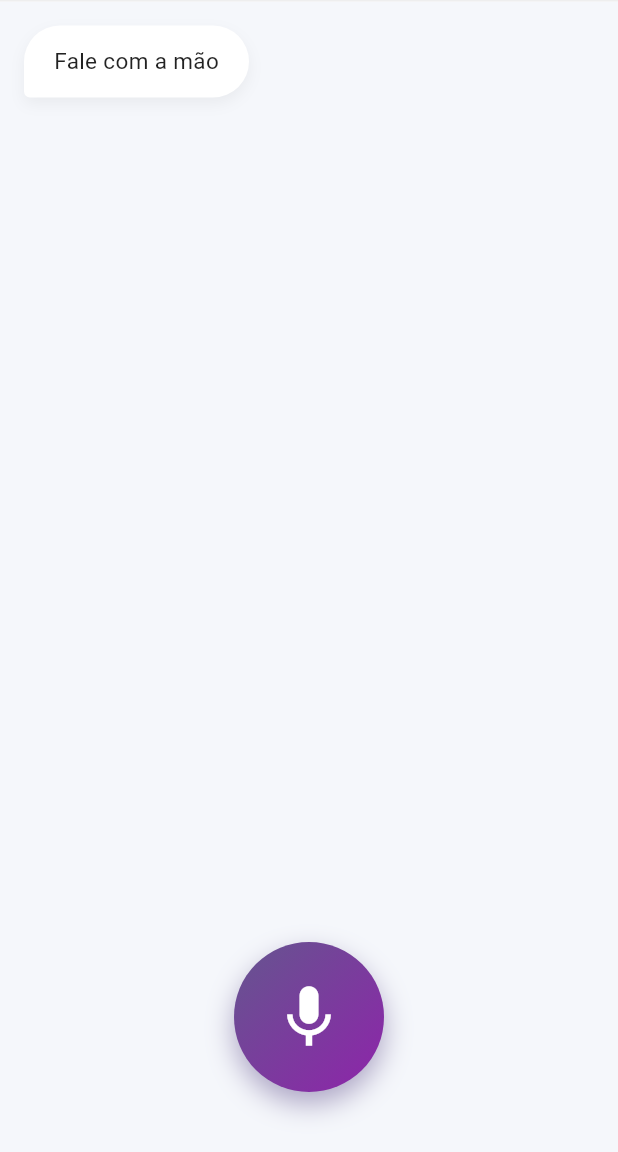
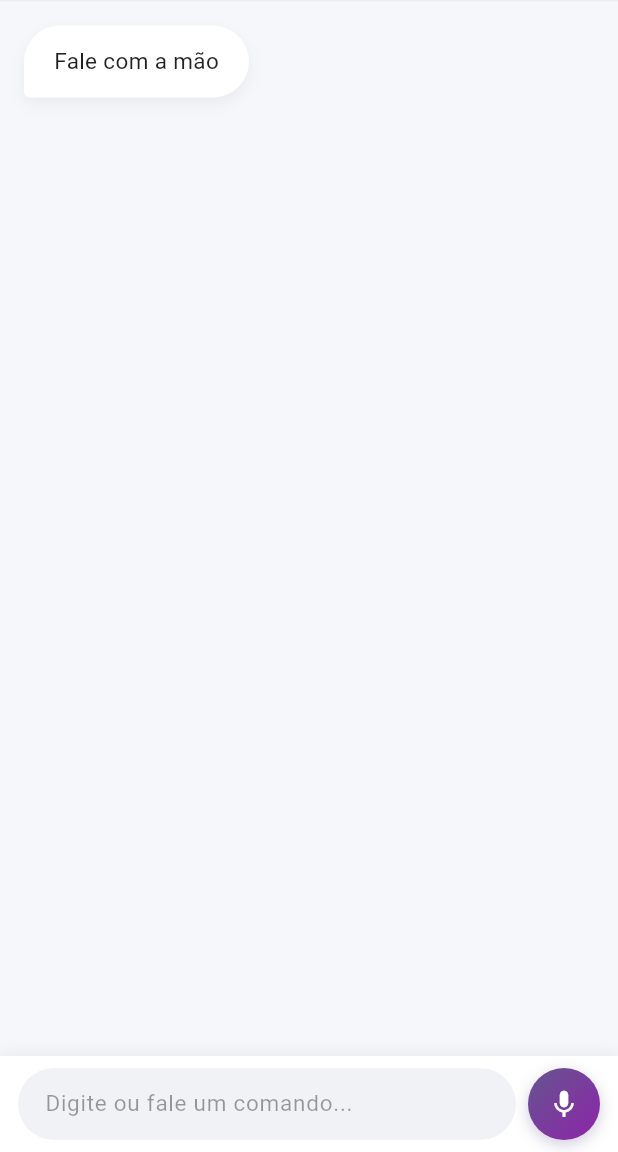
Before and after one commit to gk27min/Mao-Robotica-com-Movimentacao-de-Pulso, a Flutter app: the screen it shows after launch, on a phone screen of 412 x 824 dp, the part 84-1236 px from its top. Run offline on Flutter 3.47's test engine with Material 3 defaults, Android fonts, the phone set to English and light mode, and no system bars; our stand-ins replace speech_to_text.

Commit message:
ajustes prompt e sinais

```diff
--- a/app/lib/main.dart
+++ b/app/lib/main.dart
@@ -54,7 +54,11 @@ class _ChatScreenState extends State<ChatScreen> {
   late stt.SpeechToText _speech;
   bool _isListening = false;
   bool _isProcessing = false;
+  bool _hasText = false;
   String _recognizedText = '';
+
+  final TextEditingController _textController = TextEditingController();
+  final ScrollController _scrollController = ScrollController();
 
   final List<ChatMessage> _messages = [
     ChatMessage(text: 'Fale com a mão', isUser: false),
@@ -64,25 +68,48 @@ class _ChatScreenState extends State<ChatScreen> {
   void initState() {
     super.initState();
     _speech = stt.SpeechToText();
+    _textController.addListener(() {
+      final hasText = _textController.text.trim().isNotEmpty;
+      if (hasText != _hasText) setState(() => _hasText = hasText);
+    });
+  }
+
+  @override
+  void dispose() {
+    _textController.dispose();
+    _scrollController.dispose();
+    super.dispose();
   }
 
   void _processFinalText(String text) {
     if (text.isEmpty) return;
 
-    // 1. Adiciona a mensagem do usuário e a resposta provisória do robô
     setState(() {
       _messages.add(ChatMessage(text: text, isUser: true));
       _messages.add(ChatMessage(
-        text: 'Analisando o áudio...',
+        text: 'Analisando...',
         isUser: false,
         status: 'analyzing',
       ));
-      _recognizedText = ''; // Limpa o buffer de reconhecimento
+      _recognizedText = '';
     });
 
-    // 2. Chama a API passando o índice exato da mensagem do robô que deve ser atualizada
+    _scrollToBottom();
+
     final robotMessageIndex = _messages.length - 1;
     enviarComandoParaServidor(text, robotMessageIndex);
+  }
+
+  void _scrollToBottom() {
+    WidgetsBinding.instance.addPostFrameCallback((_) {
+      if (_scrollController.hasClients) {
+        _scrollController.animateTo(
+          _scrollController.position.maxScrollExtent,
+          duration: const Duration(milliseconds: 300),
+          curve: Curves.easeOut,
+        );
+      }
+    });
   }
 
   void _listen() async {
@@ -129,6 +156,67 @@ class _ChatScreenState extends State<ChatScreen> {
     }
   }
 
+  void _sendTypedText() {
+    if (_isProcessing) return;
+    final text = _textController.text.trim();
+    if (text.isEmpty) return;
+    _textController.clear();
+    _isProcessing = true;
+    _processFinalText(text);
+  }
+
+  Widget _buildActionButton({
+    Key? key,
+    required VoidCallback? onTap,
+    required IconData icon,
+    required bool isListening,
+  }) {
+    final bool disabled = onTap == null;
+    return GestureDetector(
+      key: key,
+      onTap: onTap,
+      child: AnimatedContainer(
+        duration: const Duration(milliseconds: 200),
+        width: 48,
+        height: 48,
+        decoration: BoxDecoration(
+          gradient: disabled
+              ? null
+              : LinearGradient(
+                  colors: isListening
+                      ? [Colors.redAccent, Colors.deepOrange]
+                      : [
+                          Theme.of(context).colorScheme.primary,
+                          const Color(0xFF8E24AA),
+                        ],
+                  begin: Alignment.topLeft,
+                  end: Alignment.bottomRight,
+                ),
+          color: disabled ? Colors.grey[300] : null,
+          shape: BoxShape.circle,
+          boxShadow: disabled
+              ? []
+              : [
+                  BoxShadow(
+                    color: (isListening
+                            ? Colors.redAccent
+                            : Theme.of(context).colorScheme.primary)
+                        .withOpacity(isListening ? 0.5 : 0.3),
+                    blurRadius: isListening ? 16 : 8,
+                    spreadRadius: isListening ? 2 : 0,
+                    offset: const Offset(0, 3),
+                  ),
+                ],
+        ),
+        child: Icon(
+          icon,
+          color: disabled ? Colors.grey[600] : Colors.white,
+          size: 22,
+        ),
+      ),
+    );
+  }
+
   // Endereço IP do servidor Python na rede local.
   static const String _serverUrl = 'http://192.168.18.201:5000/api/comando';
 
@@ -147,18 +235,22 @@ class _ChatScreenState extends State<ChatScreen> {
       if (response.statusCode == 200) {
         final data = jsonDecode(response.body) as Map<String, dynamic>;
         final sucesso = data['sucesso'] as bool;
-        final detalhes = data['detalhes'] as String;
+        final respostaTexto = (data['resposta_texto'] as String?)?.isNotEmpty == true
+            ? data['resposta_texto'] as String
+            : data['detalhes'] as String? ?? 'Comando processado.';
 
         setState(() {
           _messages[messageIndex].text = sucesso
-              ? detalhes
-              : 'Não reconheci. $detalhes';
+              ? respostaTexto
+              : 'Não reconheci o comando. Tente novamente.';
           _messages[messageIndex].status = sucesso ? 'acting' : 'none';
           _isProcessing = false;
         });
+        _scrollToBottom();
       } else {
         setState(() {
-          _messages[messageIndex].text = 'Erro no servidor (${response.statusCode}).';
+          _messages[messageIndex].text =
+              'Erro no servidor (${response.statusCode}). Tente novamente.';
           _messages[messageIndex].status = 'none';
           _isProcessing = false;
         });
@@ -166,7 +258,8 @@ class _ChatScreenState extends State<ChatScreen> {
     } catch (e) {
       if (!mounted) return;
       setState(() {
-        _messages[messageIndex].text = 'Servidor inacessível. Verifique a conexão.';
+        _messages[messageIndex].text =
+            'Não foi possível conectar ao servidor. Verifique se o backend está rodando.';
         _messages[messageIndex].status = 'none';
         _isProcessing = false;
       });
@@ -252,6 +345,7 @@ class _ChatScreenState extends State<ChatScreen> {
         children: [
           Expanded(
             child: ListView.builder(
+              controller: _scrollController,
               padding: const EdgeInsets.all(16),
               itemCount: _messages.length + ((_isListening || _recognizedText.isNotEmpty) ? 1 : 0),
               itemBuilder: (context, index) {
@@ -280,43 +374,67 @@ class _ChatScreenState extends State<ChatScreen> {
               },
             ),
           ),
-          Padding(
-            padding: const EdgeInsets.only(bottom: 40.0, top: 20.0),
-            child: Center(
-              child: GestureDetector(
-                onTap: _listen,
-                child: AnimatedContainer(
-                  duration: const Duration(milliseconds: 300),
-                  width: _isListening ? 110 : 100,
-                  height: _isListening ? 110 : 100,
-                  decoration: BoxDecoration(
-                    gradient: LinearGradient(
-                      colors: _isListening
-                          ? [Colors.redAccent, Colors.deepOrange]
-                          : [
-                              Theme.of(context).colorScheme.primary,
-                              const Color(0xFF8E24AA),
-                            ],
-                      begin: Alignment.topLeft,
-                      end: Alignment.bottomRight,
+          Container(
+            padding: const EdgeInsets.symmetric(horizontal: 12, vertical: 8),
+            decoration: BoxDecoration(
+              color: Colors.white,
+              boxShadow: [
+                BoxShadow(
+                  color: Colors.black.withOpacity(0.06),
+                  blurRadius: 8,
+                  offset: const Offset(0, -2),
+                ),
+              ],
+            ),
+            child: SafeArea(
+              top: false,
+              child: Row(
+                crossAxisAlignment: CrossAxisAlignment.end,
+                children: [
+                  Expanded(
+                    child: Container(
+                      constraints: const BoxConstraints(maxHeight: 120),
+                      decoration: BoxDecoration(
+                        color: const Color(0xFFF0F2F5),
+                        borderRadius: BorderRadius.circular(24),
+                      ),
+                      child: TextField(
+                        controller: _textController,
+                        enabled: !_isProcessing && !_isListening,
+                        maxLines: null,
+                        keyboardType: TextInputType.multiline,
+                        textCapitalization: TextCapitalization.sentences,
+                        style: const TextStyle(fontSize: 15),
+                        decoration: const InputDecoration(
+                          hintText: 'Digite ou fale um comando...',
+                          hintStyle: TextStyle(color: Colors.black38, fontSize: 15),
+                          contentPadding: EdgeInsets.symmetric(horizontal: 18, vertical: 12),
+                          border: InputBorder.none,
+                        ),
+                        onSubmitted: (_) => _sendTypedText(),
+                      ),
                     ),
-                    shape: BoxShape.circle,
-                    boxShadow: [
-                      BoxShadow(
-                        color: (_isListening ? Colors.redAccent : Theme.of(context).colorScheme.primary)
-                            .withOpacity(0.5),
-                        blurRadius: _isListening ? 25 : 15,
-                        spreadRadius: _isListening ? 5 : 0,
-                        offset: const Offset(0, 8),
-                      ),
-                    ],
                   ),
-                  child: Icon(
-                    _isListening ? Icons.mic_off : Icons.mic,
-                    color: Colors.white,
-                    size: 50,
+                  const SizedBox(width: 8),
+                  AnimatedSwitcher(
+                    duration: const Duration(milliseconds: 200),
+                    transitionBuilder: (child, animation) =>
+                        ScaleTransition(scale: animation, child: child),
+                    child: _hasText
+                        ? _buildActionButton(
+                            key: const ValueKey('send'),
+                            onTap: _sendTypedText,
+                            icon: Icons.send_rounded,
+                            isListening: false,
+                          )
+                        : _buildActionButton(
+                            key: const ValueKey('mic'),
+                            onTap: _isProcessing ? null : _listen,
+                            icon: _isListening ? Icons.mic_off : Icons.mic,
+                            isListening: _isListening,
+                          ),
                   ),
-                ),
+                ],
               ),
             ),
           ),
@@ -375,12 +493,13 @@ class ChatBubble extends StatelessWidget {
           crossAxisAlignment: CrossAxisAlignment.start,
           children: [
             Text(message ?? '', style: textStyle),
-            const SizedBox(height: 12),
-            const Center(
-              child: Icon(
-                Icons.back_hand, // Placeholder animado no futuro
-                size: 48,
-                color: Color(0xFF6200EA),
+            const SizedBox(height: 8),
+            Text(
+              '(Observe a mão)',
+              style: TextStyle(
+                color: isMe ? Colors.white70 : Colors.black38,
+                fontSize: 12,
+                fontStyle: FontStyle.italic,
               ),
             ),
           ],
```
Also changed, not shown: 8 other files.
